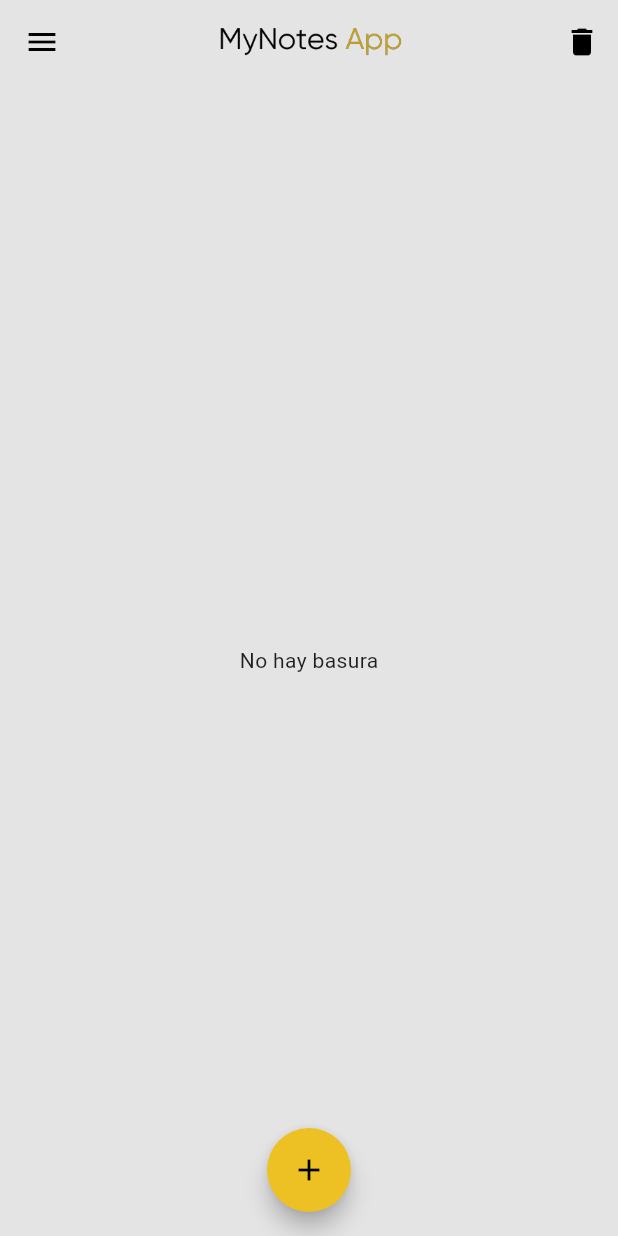
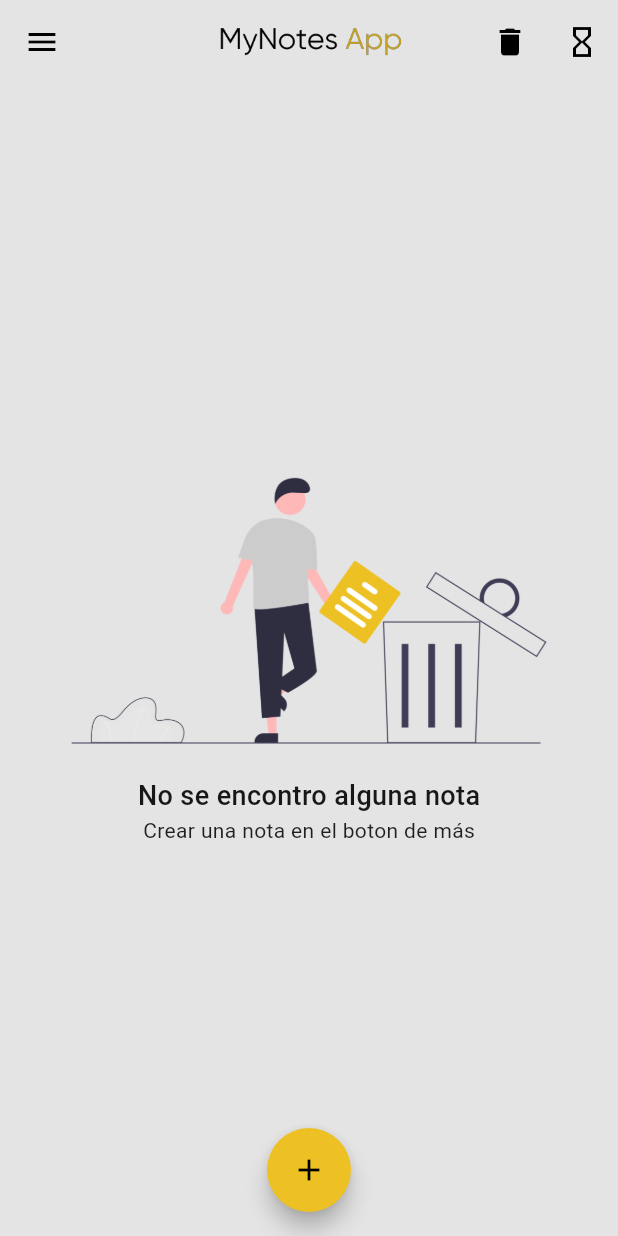
Before and after one commit to OsiNubis99/NoteApp-Frontend, a Flutter app: the HomeScreen screen opened by its route, after a tap on the "delete" icon, on a phone screen of 412 x 824 dp. Run offline on Flutter 3.47's test engine with Material 2 defaults, Android fonts, the phone set to English and light mode, and no system bars; our stand-ins replace dio, flutter_speed_dial, geolocator, image_cropper, image_picker, speech_to_text; missing offline and left inert: google_mlkit_text_recognition, quill_html_editor; network calls fail.

Commit message:
Add Trash view and OCREmpty trys

```diff
--- a/lib/presentation/screens/trash/trash_screen.dart
+++ b/lib/presentation/screens/trash/trash_screen.dart
@@ -57,7 +57,19 @@ class EmptyTrashWidget extends StatelessWidget {
 
   @override
   Widget build(BuildContext context) {
-    return const Center(child: Text('No hay basura'));
+    return  Center(child: Column(
+        mainAxisAlignment: MainAxisAlignment.center,
+        children: [
+          Image.asset("assets/trash@4x.png",
+                  width: 320,
+                  fit: BoxFit.cover,
+                ),
+
+        const SizedBox(height: 20),
+        const Text('No se encontro alguna nota', style:  TextStyle(fontWeight: FontWeight.w500,fontSize: 18,color: Color.fromARGB(255, 23, 23, 23))),
+        const Text('Crear una nota en el boton de más'),
+        ],
+    ));
   }
 }
 
--- a/lib/presentation/widgets/shared/appBarMenu.dart
+++ b/lib/presentation/widgets/shared/appBarMenu.dart
@@ -1,5 +1,6 @@
 import 'package:flutter/material.dart';
 import '../../../config/theme/app_theme.dart';
+import '../../screens/ocr-no-try-left/ocrNoTryLeft_screen.dart';
 import '../../screens/trash/trash_screen.dart';
 
 AppBar AppBarMenu(BuildContext context) {
@@ -22,6 +23,15 @@ AppBar AppBarMenu(BuildContext context) {
            Navigator.pushReplacement(context, route);
           },
         ),
+        IconButton(
+          icon: const Icon(Icons.hourglass_empty, color: AppTheme.text_dark),
+          onPressed: () {
+           final route = MaterialPageRoute(
+             builder: (context) => const NoTryLeftOCRScreen(),
+           );
+           Navigator.pushReplacement(context, route);
+          },
+        ),
       ],
 
     );
```
Also changed, not shown: lib/presentation/screens/ocr-no-try-left/ocrNoTryLeft_screen.dart (added, +48 -0 lines), assets/robot@4x.png (added), assets/trash@4x.png (added).
